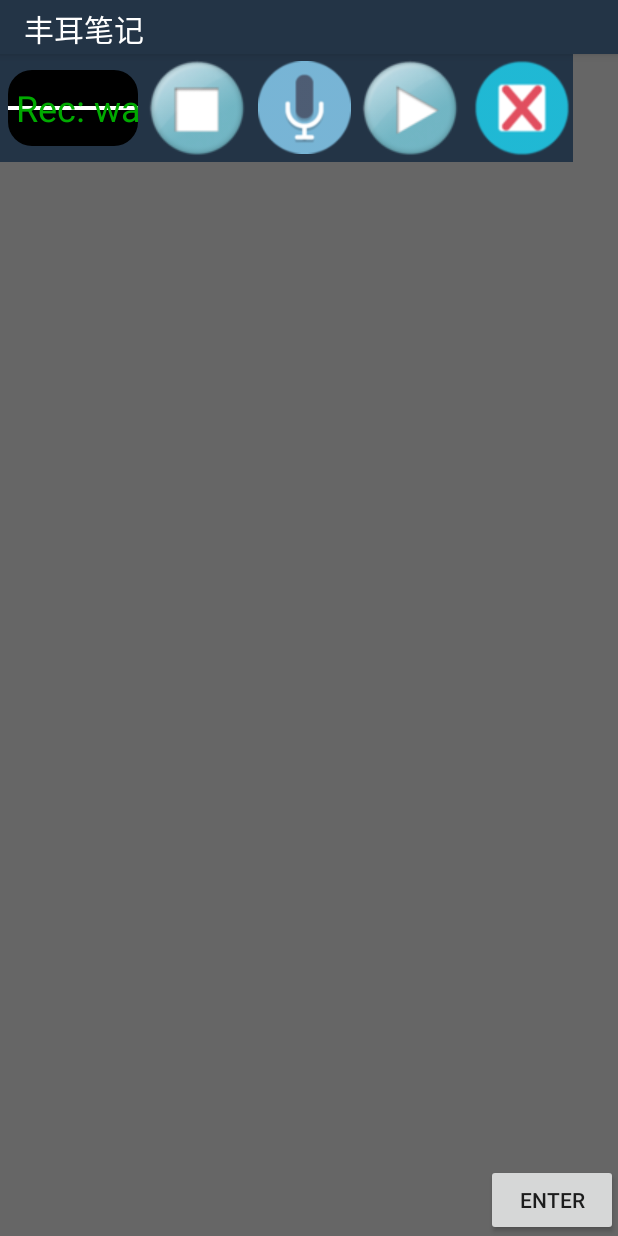
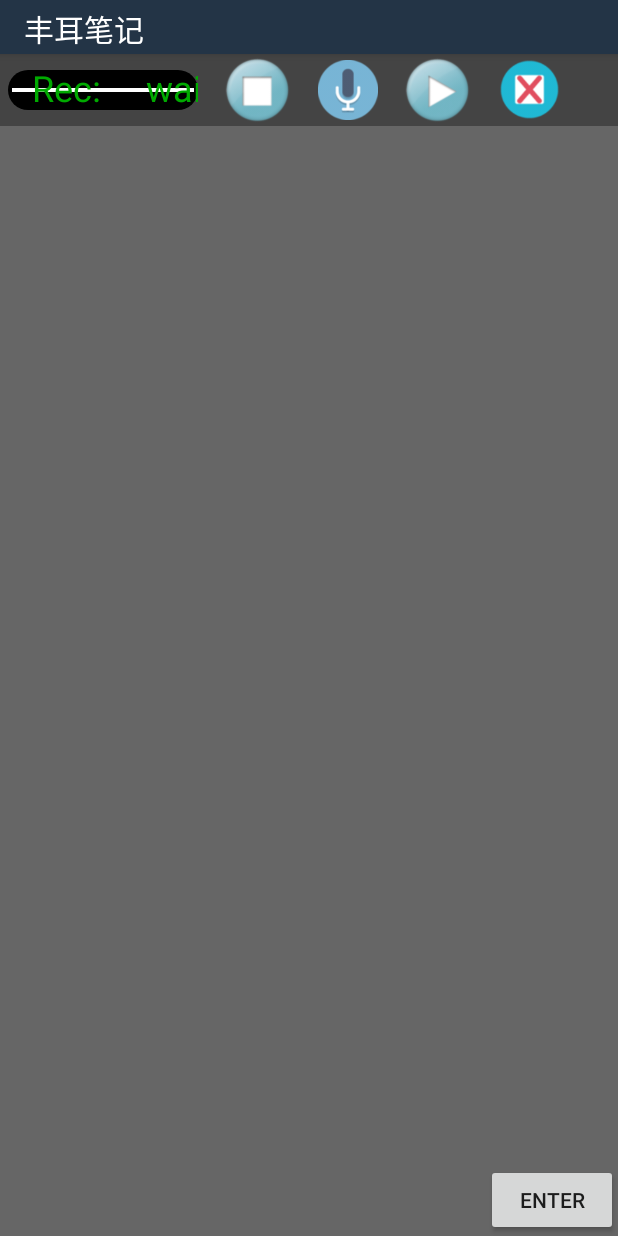
Before and after one commit to Fengerking/bangNote, an Android app: the MainActivity screen opened directly, with no data from a screen before it, on a phone screen of 412 x 824 dp. Run offline under Robolectric (Android 15) with nearby library versions, the phone set to English and light mode, and no system bars; 1 statement that could not run was skipped.

Commit message:
adjust the audio recoder ui.

```diff
--- a/app/src/main/java/com/wyhwl/bangnote/MainActivity.java
+++ b/app/src/main/java/com/wyhwl/bangnote/MainActivity.java
@@ -8,6 +8,7 @@ import android.support.v7.app.ActionBar;
 import android.support.v7.app.AppCompatActivity;
 import android.os.Bundle;
 import android.view.View;
+import android.view.ViewGroup;
 import android.widget.Button;
 import android.widget.Toast;
 import android.widget.RelativeLayout;
@@ -40,6 +41,10 @@ public class MainActivity extends AppCompatActivity {
         RelativeLayout layMain = (RelativeLayout)findViewById(R.id.layMain);
         m_layAudio = new noteAudioEditView(this);
         layMain.addView(m_layAudio);
+
+        ViewGroup.LayoutParams param = (ViewGroup.LayoutParams)m_layAudio.getLayoutParams();
+        param.width = -1;
+        m_layAudio.setLayoutParams(param);
     }
 
 
--- a/app/src/main/java/com/wyhwl/bangnote/noteAudioEditView.java
+++ b/app/src/main/java/com/wyhwl/bangnote/noteAudioEditView.java
@@ -4,6 +4,7 @@ import android.content.Context;
 import android.util.AttributeSet;
 import android.view.LayoutInflater;
 import android.view.View;
+import android.view.ViewGroup;
 import android.widget.FrameLayout;
 import android.widget.ImageButton;
 
@@ -58,6 +59,7 @@ public class noteAudioEditView extends FrameLayout
         m_context = context;
         m_bCreate = bCreate;
         m_nID = noteConfig.getAudoViewID ();
+
 
         final View audioEditView = LayoutInflater.from(m_context).inflate(R.layout.note_audio_edit,null);
         addView(audioEditView);
--- a/app/src/main/java/com/wyhwl/bangnote/noteAudioRecStatus.java
+++ b/app/src/main/java/com/wyhwl/bangnote/noteAudioRecStatus.java
@@ -57,12 +57,12 @@ public class noteAudioRecStatus extends View {
         m_fmtTime = new SimpleDateFormat("HH:mm:ss");
         m_fmtTime.setTimeZone(new SimpleTimeZone(0, "GMT"));
 
-        m_strStatus = "Rec: wait...";
+        m_strStatus = "Rec:     wait...";
     }
 
     public void startRecord () {
         m_lRecTime = System.currentTimeMillis();
-        m_strStatus = "Rec: start";
+        m_strStatus = "Rec:     start";
         invalidate();
     }
 
@@ -72,24 +72,24 @@ public class noteAudioRecStatus extends View {
         int nY = nH - (nAmp * nH / m_nMaxAmp);
         m_lstAmp.add (nY);
         Date date = new Date(System.currentTimeMillis() - m_lRecTime + m_lRecSave);
-        m_strStatus = "Rec: " + m_fmtTime.format(date);
+        m_strStatus = "Rec:     " + m_fmtTime.format(date);
         invalidate();
     }
 
     public void stopRecord () {
-        m_strStatus = "Rec: stop";
+        m_strStatus = "Rec:     stop";
         m_lRecSave += System.currentTimeMillis() - m_lRecTime;
         invalidate();
     }
 
     public void playRecord () {
-        m_strStatus = "Rec: playing";
+        m_strStatus = "Rec:     playing";
         invalidate();
     }
 
     public void playFinish () {
         m_lRecSave = 0;
-        m_strStatus = "Rec: wait...";
+        m_strStatus = "Rec:     wait...";
         invalidate();
     }
 
@@ -112,8 +112,8 @@ public class noteAudioRecStatus extends View {
         int nCount = m_lstAmp.size();
         int nSize = m_lstAmp.size();
         int nStepX = 10;
-        if (nSize > 25)
-            nSize = 25;
+        if (nSize > 40)
+            nSize = 40;
         float[] ftPos = new float[nSize * 4];
         for (int i = 0; i < nSize - 1; i++) {
             ftPos[i*4] = i * nStepX + 8;
@@ -124,8 +124,8 @@ public class noteAudioRecStatus extends View {
         canvas.drawLines(ftPos, m_pntRect);
 
         m_pntRect.setColor(0XFFFFFFFF);
-        canvas.drawLine(8, nH/2, nW, nH/2, m_pntRect);
+        canvas.drawLine(12, nH/2, nW - 4, nH/2, m_pntRect);
 
-        canvas.drawText(m_strStatus, 0, m_strStatus.length(), 16, nH - 40, m_pntText);
+        canvas.drawText(m_strStatus, 0, m_strStatus.length(), 32, nH - 24, m_pntText);
     }
 }
--- a/app/src/main/java/com/wyhwl/bangnote/noteEditActivity.java
+++ b/app/src/main/java/com/wyhwl/bangnote/noteEditActivity.java
@@ -204,6 +204,9 @@ public class noteEditActivity extends AppCompatActivity
             vwLast = imgView;
         } else if (nType == noteConfig.m_nItemTypeAudo) {
             noteAudioEditView audView = (noteAudioEditView) addNoteView(vwAfter, noteConfig.m_nItemTypeAudo);
+            ViewGroup.LayoutParams param = (ViewGroup.LayoutParams)audView.getLayoutParams();
+            param.width = -1;
+            audView.setLayoutParams(param);
             vwLast = audView;
         }
 
--- a/app/src/main/java/com/wyhwl/bangnote/noteViewActivity.java
+++ b/app/src/main/java/com/wyhwl/bangnote/noteViewActivity.java
@@ -310,6 +310,9 @@ public class noteViewActivity extends AppCompatActivity
             } else if (dataItem.m_nType == noteConfig.m_nItemTypeAudo) {
                 noteAudioPlayView audView = new noteAudioPlayView(this);
                 m_layView.addView(audView);
+                ViewGroup.LayoutParams param = (ViewGroup.LayoutParams)audView.getLayoutParams();
+                param.width = -1;
+                audView.setLayoutParams(param);
                 audView.setAudioFile(dataItem.m_strItem);
             }
         }
--- a/app/src/main/res/layout/activity_note_edit.xml
+++ b/app/src/main/res/layout/activity_note_edit.xml
@@ -118,7 +118,7 @@
                 android:layout_height="wrap_content"
                 android:textColor="@color/colorText"
                  android:text="2019-05-15"
-                android:textSize="20dp"/>
+                android:textSize="22dp"/>
             <ImageButton
                 android:id="@+id/btnDate"
                 android:layout_width="18dp"
@@ -135,7 +135,7 @@
                 android:textColor="@color/colorText"
                 android:layout_marginLeft="4dp"
                 android:text="10:10:10"
-                android:textSize="20dp"
+                android:textSize="22dp"
                 android:layout_toRightOf="@id/btnDate"/>
             <ImageButton
                 android:id="@+id/btnTime"
@@ -151,7 +151,7 @@
                 android:layout_width="wrap_content"
                 android:layout_height="wrap_content"
                 android:textColor="@color/colorText"
-                android:textSize="20dp"
+                android:textSize="22dp"
                 android:layout_alignParentRight="true"/>
 
         </RelativeLayout>
--- a/app/src/main/res/layout/note_audio_edit.xml
+++ b/app/src/main/res/layout/note_audio_edit.xml
@@ -2,45 +2,45 @@
 <LinearLayout
     xmlns:android="http://schemas.android.com/apk/res/android"
     android:orientation="horizontal"
-    android:layout_width="fill_parent"
+    android:layout_width="match_parent"
     android:layout_height="wrap_content"
-    android:background="@color/colorPrimary">
+    android:background="@color/colorGray">
 
     <com.wyhwl.bangnote.noteAudioRecStatus
         android:id="@+id/viewRecStatus"
-        android:layout_width="92dp"
+        android:layout_width="132dp"
         android:layout_height="match_parent">
     </com.wyhwl.bangnote.noteAudioRecStatus>
 
     <ImageButton
         android:id="@+id/btnAudioStop"
-        android:layout_width="72dp"
-        android:layout_height="72dp"
-        android:layout_marginLeft="4dp"
+        android:layout_width="48dp"
+        android:layout_height="48dp"
+        android:layout_marginLeft="16dp"
         android:layout_gravity="center_vertical"
         android:background="@drawable/note_audio_stop"/>
 
     <ImageButton
         android:id="@+id/btnAudioStart"
-        android:layout_width="62dp"
-        android:layout_height="62dp"
+        android:layout_width="40dp"
+        android:layout_height="40dp"
         android:layout_gravity="center_vertical"
-        android:layout_marginLeft="4dp"
+        android:layout_marginLeft="16dp"
         android:background="@drawable/note_audio_start"/>
 
     <ImageButton
         android:id="@+id/btnAudioPlay"
-        android:layout_width="72dp"
-        android:layout_height="72dp"
-        android:layout_marginLeft="4dp"
+        android:layout_width="48dp"
+        android:layout_height="48dp"
+        android:layout_marginLeft="16dp"
         android:layout_gravity="center_vertical"
         android:background="@drawable/note_audio_play"/>
 
     <ImageButton
         android:id="@+id/btnAudioDelete"
-        android:layout_width="68dp"
-        android:layout_height="68dp"
-        android:layout_marginLeft="4dp"
+        android:layout_width="42dp"
+        android:layout_height="42dp"
+        android:layout_marginLeft="16dp"
         android:layout_gravity="center_vertical"
         android:background="@drawable/note_audio_cancel"/>
 
--- a/app/src/main/res/values/colors.xml
+++ b/app/src/main/res/values/colors.xml
@@ -9,6 +9,7 @@
     <color name="colorTitle">#CCCCCC</color>
     <color name="colorWhite">#FFFFFF</color>
     <color name="colorBlack">#000000</color>
+    <color name="colorGray">#444444</color>
     <color name="colorBlueLight">#000088</color>
 
     <color name="black_overlay">#66000000</color>
```
Also changed, not shown: app/src/main/res/layout/activity_note_view.xml (+4 -4 lines), app/src/main/res/layout/note_audio_play.xml (+12 -11 lines).
